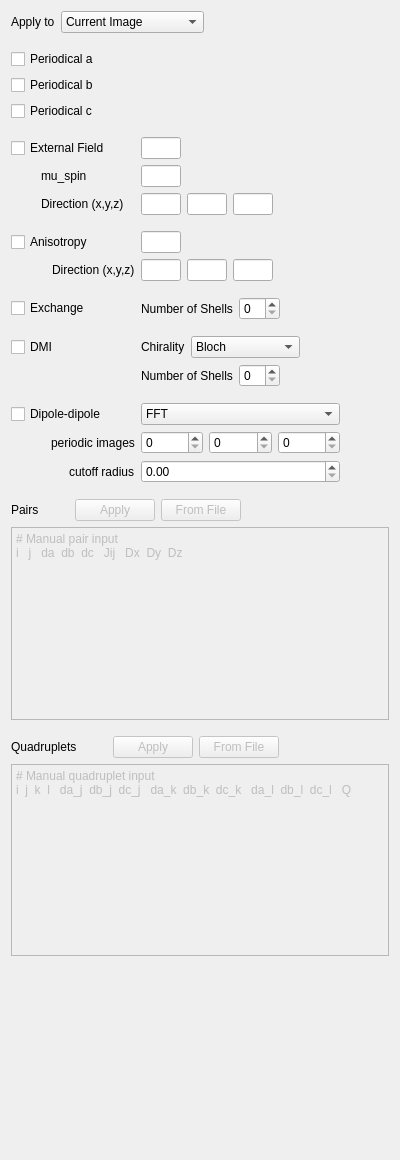
The window that ui-cpp/ui/HamiltonianHeisenbergWidget.ui (spirit-code/spirit) describes before a commit, drawn with Qt 5.
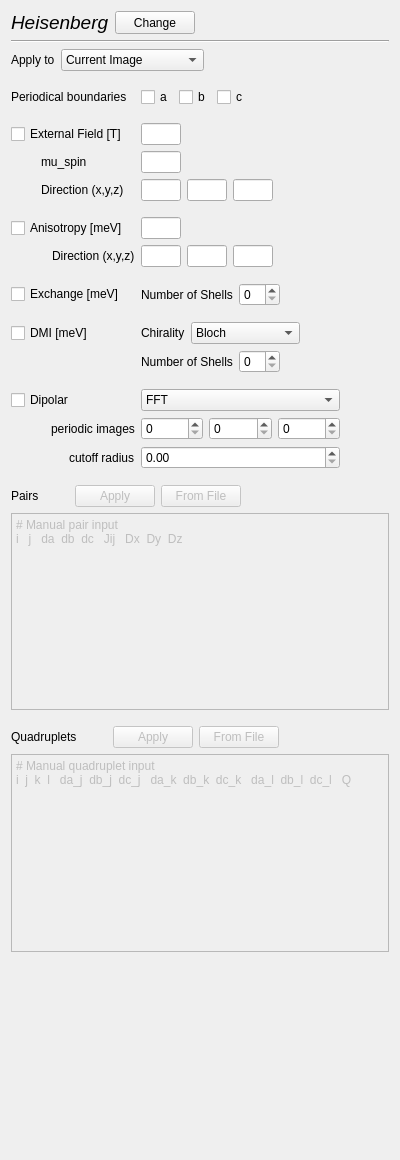
The same window after the commit.

Commit message: UI-QT: added widget for micromagnetic Hamiltonian. Also added the ability to switch between Hamiltonians from the GUI.

Diff of the .ui file:
```diff
--- a/ui-cpp/ui/HamiltonianHeisenbergWidget.ui
+++ b/ui-cpp/ui/HamiltonianHeisenbergWidget.ui
@@ -14,7 +14,7 @@
    <string>Form</string>
   </property>
   <layout class="QGridLayout" name="gridLayout">
-   <item row="9" column="2">
+   <item row="11" column="2">
     <widget class="QScrollArea" name="scrollArea_5">
      <property name="frameShape">
       <enum>QFrame::NoFrame</enum>
@@ -28,7 +28,7 @@
         <x>0</x>
         <y>0</y>
         <width>376</width>
-        <height>1136</height>
+        <height>1079</height>
        </rect>
       </property>
       <layout class="QGridLayout" name="gridLayout_29">
@@ -136,7 +136,7 @@
          <item row="10" column="0">
           <widget class="QCheckBox" name="checkBox_ani_aniso">
            <property name="text">
-            <string>Anisotropy</string>
+            <string>Anisotropy [meV]</string>
            </property>
           </widget>
          </item>
@@ -226,7 +226,7 @@
          <item row="7" column="0">
           <widget class="QCheckBox" name="checkBox_extH_aniso">
            <property name="text">
-            <string>External Field</string>
+            <string>External Field [T]</string>
            </property>
            <property name="checked">
             <bool>false</bool>
@@ -252,14 +252,7 @@
          <item row="15" column="0">
           <widget class="QCheckBox" name="checkBox_dmi">
            <property name="text">
-            <string>DMI</string>
-           </property>
-          </widget>
-         </item>
-         <item row="1" column="0">
-          <widget class="QCheckBox" name="checkBox_aniso_periodical_a">
-           <property name="text">
-            <string>Periodical a</string>
+            <string>DMI [meV]</string>
            </property>
           </widget>
          </item>
@@ -313,7 +306,7 @@
          <item row="13" column="0">
           <widget class="QCheckBox" name="checkBox_exchange">
            <property name="text">
-            <string>Exchange</string>
+            <string>Exchange [meV]</string>
            </property>
           </widget>
          </item>
@@ -333,13 +326,6 @@
            </property>
           </spacer>
          </item>
-         <item row="5" column="0">
-          <widget class="QCheckBox" name="checkBox_aniso_periodical_c">
-           <property name="text">
-            <string>Periodical c</string>
-           </property>
-          </widget>
-         </item>
          <item row="7" column="1">
           <layout class="QGridLayout" name="gridLayout_36">
            <item row="0" column="1">
@@ -386,7 +372,7 @@
          <item row="19" column="0">
           <widget class="QCheckBox" name="checkBox_ddi">
            <property name="text">
-            <string>Dipole-dipole</string>
+            <string>Dipolar</string>
            </property>
           </widget>
          </item>
@@ -503,13 +489,6 @@
            </item>
           </layout>
          </item>
-         <item row="4" column="0">
-          <widget class="QCheckBox" name="checkBox_aniso_periodical_b">
-           <property name="text">
-            <string>Periodical b</string>
-           </property>
-          </widget>
-         </item>
          <item row="10" column="1">
           <layout class="QGridLayout" name="gridLayout_42">
            <item row="0" column="0">
@@ -624,6 +603,51 @@
            </item>
           </layout>
          </item>
+         <item row="1" column="1">
+          <layout class="QGridLayout" name="gridLayout_9">
+           <item row="0" column="1">
+            <widget class="QCheckBox" name="checkBox_aniso_periodical_b">
+             <property name="text">
+              <string>b</string>
+             </property>
+            </widget>
+           </item>
+           <item row="0" column="0">
+            <widget class="QCheckBox" name="checkBox_aniso_periodical_a">
+             <property name="text">
+              <string>a</string>
+             </property>
+            </widget>
+           </item>
+           <item row="0" column="2">
+            <widget class="QCheckBox" name="checkBox_aniso_periodical_c">
+             <property name="text">
+              <string>c</string>
+             </property>
+            </widget>
+           </item>
+           <item row="0" column="3">
+            <spacer name="horizontalSpacer_10">
+             <property name="orientation">
+              <enum>Qt::Horizontal</enum>
+             </property>
+             <property name="sizeHint" stdset="0">
+              <size>
+               <width>40</width>
+               <height>20</height>
+              </size>
+             </property>
+            </spacer>
+           </item>
+          </layout>
+         </item>
+         <item row="1" column="0">
+          <widget class="QLabel" name="label_8">
+           <property name="text">
+            <string>Periodical boundaries</string>
+           </property>
+          </widget>
+         </item>
         </layout>
        </item>
        <item row="15" column="0">
@@ -892,6 +916,56 @@
      </widget>
     </widget>
    </item>
+   <item row="2" column="2">
+    <widget class="Line" name="line">
+     <property name="orientation">
+      <enum>Qt::Horizontal</enum>
+     </property>
+    </widget>
+   </item>
+   <item row="1" column="2">
+    <layout class="QGridLayout" name="gridLayout_10">
+     <item row="0" column="2">
+      <spacer name="horizontalSpacer_11">
+       <property name="orientation">
+        <enum>Qt::Horizontal</enum>
+       </property>
+       <property name="sizeHint" stdset="0">
+        <size>
+         <width>40</width>
+         <height>20</height>
+        </size>
+       </property>
+      </spacer>
+     </item>
+     <item row="0" column="0">
+      <widget class="QLabel" name="label_9">
+       <property name="font">
+        <font>
+         <pointsize>14</pointsize>
+         <italic>true</italic>
+        </font>
+       </property>
+       <property name="text">
+        <string>Heisenberg</string>
+       </property>
+      </widget>
+     </item>
+     <item row="0" column="1">
+      <widget class="QPushButton" name="pushButton_changeHamiltonian">
+       <property name="maximumSize">
+        <size>
+         <width>16777215</width>
+         <height>25</height>
+        </size>
+       </property>
+       <property name="text">
+        <string>Change</string>
+       </property>
+      </widget>
+     </item>
+    </layout>
+   </item>
   </layout>
  </widget>
  <tabstops>
```
Left out of the diff: 3 changed lines with no effect on the pictures. The commit also changes 14 other files.
